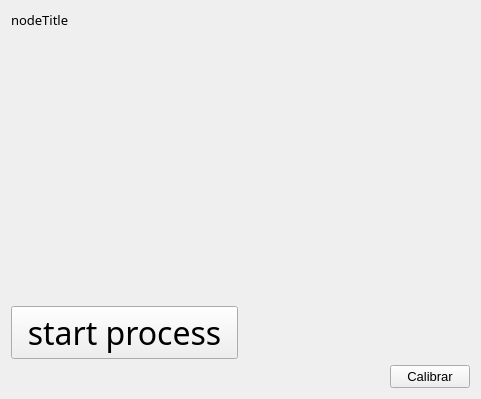
Old version of the form interface/interface/interface/interface.ui in the repository juniorjasin/VisualHelper-Desktop.
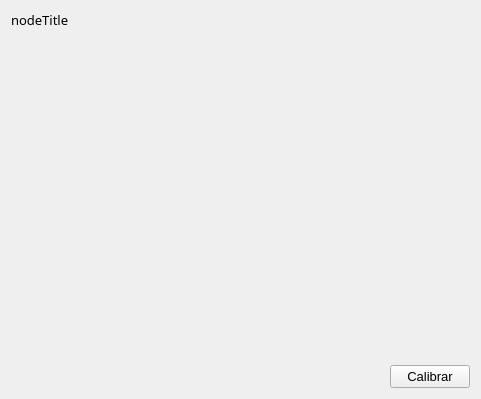
New version of the form.

Patch:
```diff
--- a/interface/interface/interface/interface.ui
+++ b/interface/interface/interface/interface.ui
@@ -39,8 +39,8 @@
        <rect>
         <x>0</x>
         <y>0</y>
-        <width>463</width>
-        <height>68</height>
+        <width>467</width>
+        <height>87</height>
        </rect>
       </property>
       <layout class="QGridLayout" name="gridLayout_2" rowstretch="0">
@@ -151,13 +151,6 @@
      </property>
     </spacer>
    </item>
-   <item row="6" column="0">
-    <widget class="QPushButton" name="pbstart">
-     <property name="text">
-      <string>start process</string>
-     </property>
-    </widget>
-   </item>
   </layout>
  </widget>
  <resources/>
```
Left out of the diff: 2 changed lines with no effect on the pictures.
